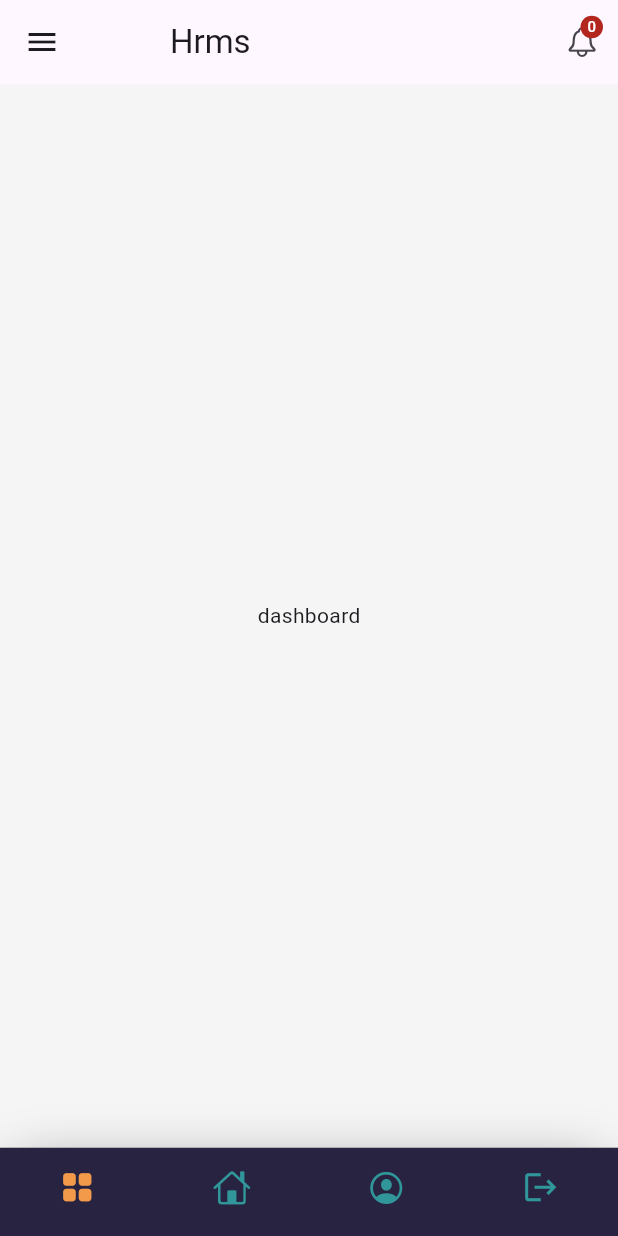
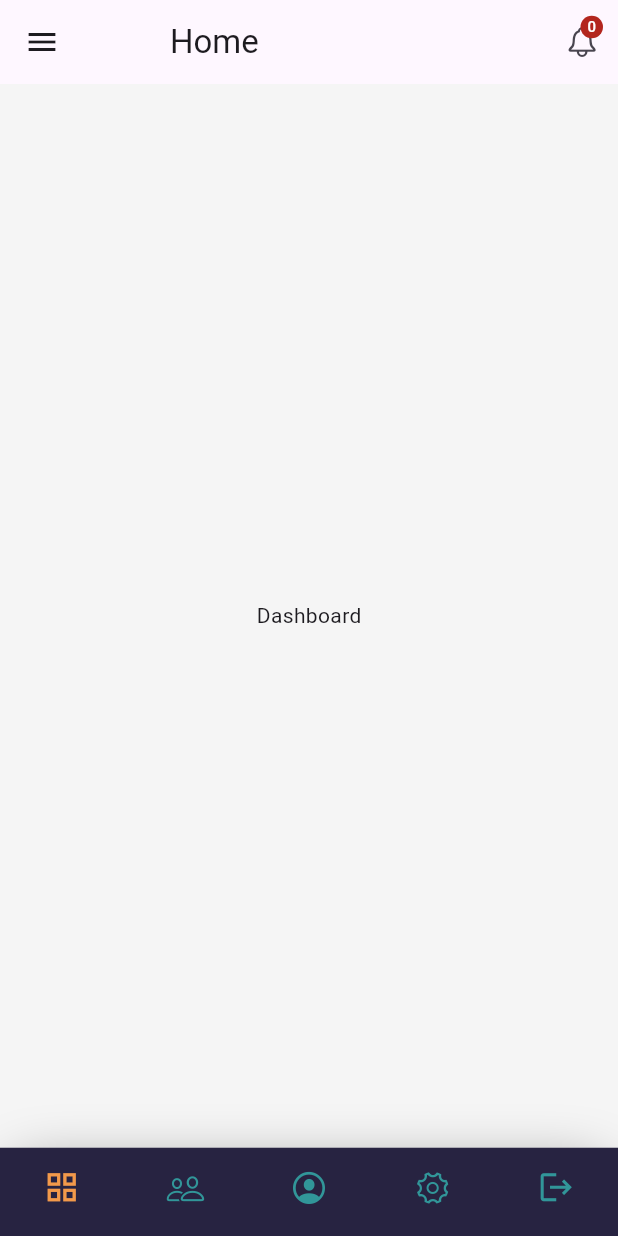
Before and after one commit to pritom1424/hrms_app, a Flutter app: the screen it shows after launch, on a phone screen of 412 x 824 dp. Run offline on Flutter 3.47's test engine with Material 3 defaults, Android fonts, the phone set to English and light mode, and no system bars; missing offline and left inert: dart:ffi.

Commit message:
navbar +app drawer added

```diff
--- a/lib/utils/app_variables/app_vars.dart
+++ b/lib/utils/app_variables/app_vars.dart
@@ -1,5 +1,14 @@
+import 'package:flutter/cupertino.dart';
 import 'package:flutter/material.dart';
 
 class AppVars {
   static Size screenSize = Size(600, 800);
+
+  static List<Map<String, IconData>> navBarData = [
+    {"Dashboard": Icons.grid_view},
+    {"Employee": CupertinoIcons.person_2},
+    {"Users": CupertinoIcons.profile_circled},
+    {"Settings": CupertinoIcons.gear},
+    {"Logout": Icons.logout},
+  ];
 }
--- /dev/null
+++ b/lib/view/pages/dashboard_page.dart
@@ -0,0 +1,10 @@
+import 'package:flutter/material.dart';
+
+class DashboardPage extends StatelessWidget {
+  const DashboardPage({super.key});
+
+  @override
+  Widget build(BuildContext context) {
+    return const Placeholder();
+  }
+}
--- a/lib/view/pages/home_page.dart
+++ b/lib/view/pages/home_page.dart
@@ -23,24 +23,34 @@ class _HomePageState extends State<HomePage> {
   @override
   Widget build(BuildContext context) {
     AppVars.screenSize = MediaQuery.of(context).size;
-    List<Widget> _navViews() {
+    List<Widget> navViews() {
       return [
         //dashboard
-        const Center(
-          child: Text("dashboard"),
+        Center(
+          child: Text(
+              AppVars.navBarData[_selectedNavIndex].entries.toList()[0].key),
         ),
         //employee list
-        const Center(
-          child: Text("employee list"),
+        Center(
+          child: Text(
+              AppVars.navBarData[_selectedNavIndex].entries.toList()[0].key),
         ),
-        // profile
-        const Center(
-          child: Text("profile"),
+        // users
+        Center(
+          child: Text(
+              AppVars.navBarData[_selectedNavIndex].entries.toList()[0].key),
+        ),
+
+        // settings
+        Center(
+          child: Text(
+              AppVars.navBarData[_selectedNavIndex].entries.toList()[0].key),
         ),
         //logout
-        const Center(
-          child: Text("log out"),
-        )
+        Center(
+          child: Text(
+              AppVars.navBarData[_selectedNavIndex].entries.toList()[0].key),
+        ),
       ];
     }
 
@@ -58,7 +68,7 @@ class _HomePageState extends State<HomePage> {
           currentIndex: _selectedNavIndex,
           onTap: onNavigationTap,
         ),
-        body: _navViews()[_selectedNavIndex],
+        body: navViews()[_selectedNavIndex],
       ),
     );
   }
--- a/lib/view/widgets/appbar_default_widget.dart
+++ b/lib/view/widgets/appbar_default_widget.dart
@@ -1,11 +1,11 @@
 import 'package:flutter/material.dart';
 import 'package:flutter/cupertino.dart';
-import 'package:hrms_app/utils/app_colors/app_colors.dart';
 import 'package:hrms_app/utils/app_variables/app_vars.dart';
 
 class AppbarDefault extends StatelessWidget implements PreferredSize {
   final double? widthSize;
-  const AppbarDefault({this.widthSize, super.key});
+  final String? appbarName;
+  const AppbarDefault({this.widthSize, super.key, this.appbarName});
 
   @override
   Widget build(BuildContext context) {
@@ -13,7 +13,7 @@ class AppbarDefault extends StatelessWidget implements PreferredSize {
       centerTitle: true,
       title: Container(
           width: AppVars.screenSize.width * (widthSize ?? 0.45),
-          child: Text("Hrms")),
+          child: Text(appbarName ?? "Home")),
 
       /* Image.asset(
           "assets/images/dhakaprokash_logo.png",
--- a/lib/view/widgets/navbar_widget.dart
+++ b/lib/view/widgets/navbar_widget.dart
@@ -1,6 +1,9 @@
+import 'dart:ffi';
+
 import 'package:flutter/cupertino.dart';
 import 'package:flutter/material.dart';
 import 'package:hrms_app/utils/app_colors/app_colors.dart';
+import 'package:hrms_app/utils/app_variables/app_vars.dart';
 
 class NavBarWidget extends StatelessWidget {
   final int currentIndex;
@@ -37,17 +40,14 @@ class NavBarWidget extends StatelessWidget {
             currentIndex: currentIndex,
             iconSize: 25,
             onTap: onTap, //_onItemTapped
-          items: const <BottomNavigationBarItem>[
-            BottomNavigationBarItem(
-                icon: Icon(Icons.grid_view_rounded), label: "dashboard"),
-            BottomNavigationBarItem(
-                icon: Icon(CupertinoIcons.home), label: "home"),
-            BottomNavigationBarItem(
-                icon: Icon(CupertinoIcons.profile_circled), label: "profile"),
-            BottomNavigationBarItem(icon: Icon(Icons.logout), label: "logout")
-          ],
+            items: List.generate(
+                AppVars.navBarData.length,
+                (index) => BottomNavigationBarItem(
+                    icon: Icon(
+                      AppVars.navBarData[index].entries.toList()[0].value,
                     ),
+                    label: AppVars.navBarData[index].entries.toList()[0].key)),
           ),
-    );
+        ));
   }
 }
```
Lines whose indentation alone changed are shown as unchanged.
